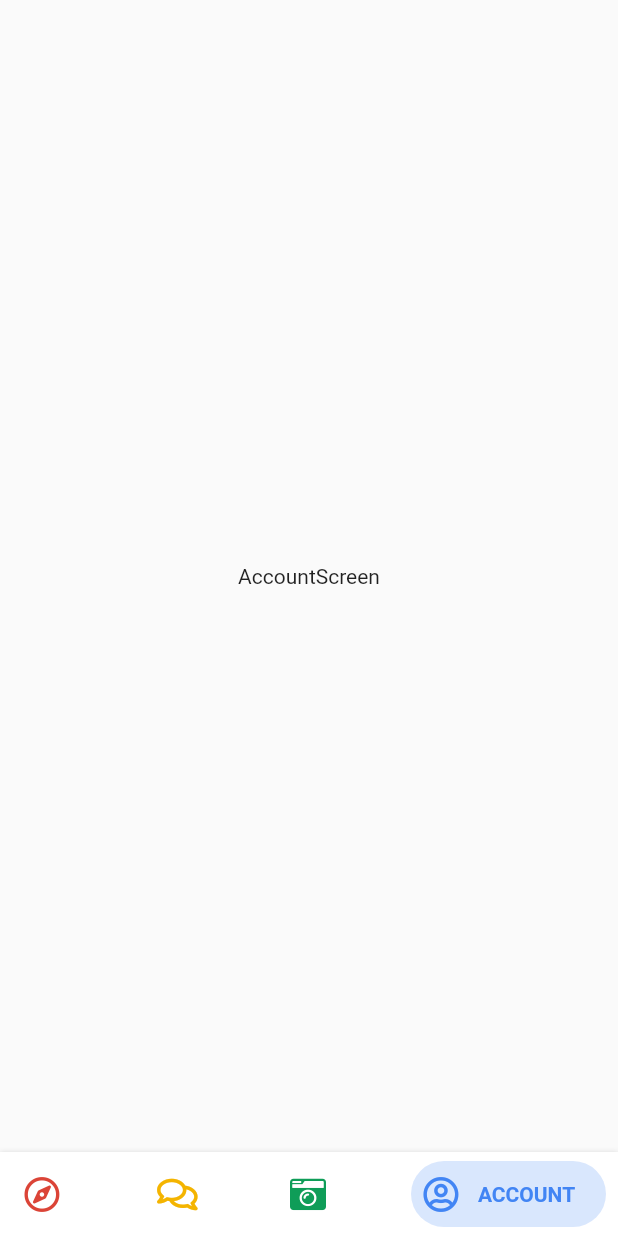
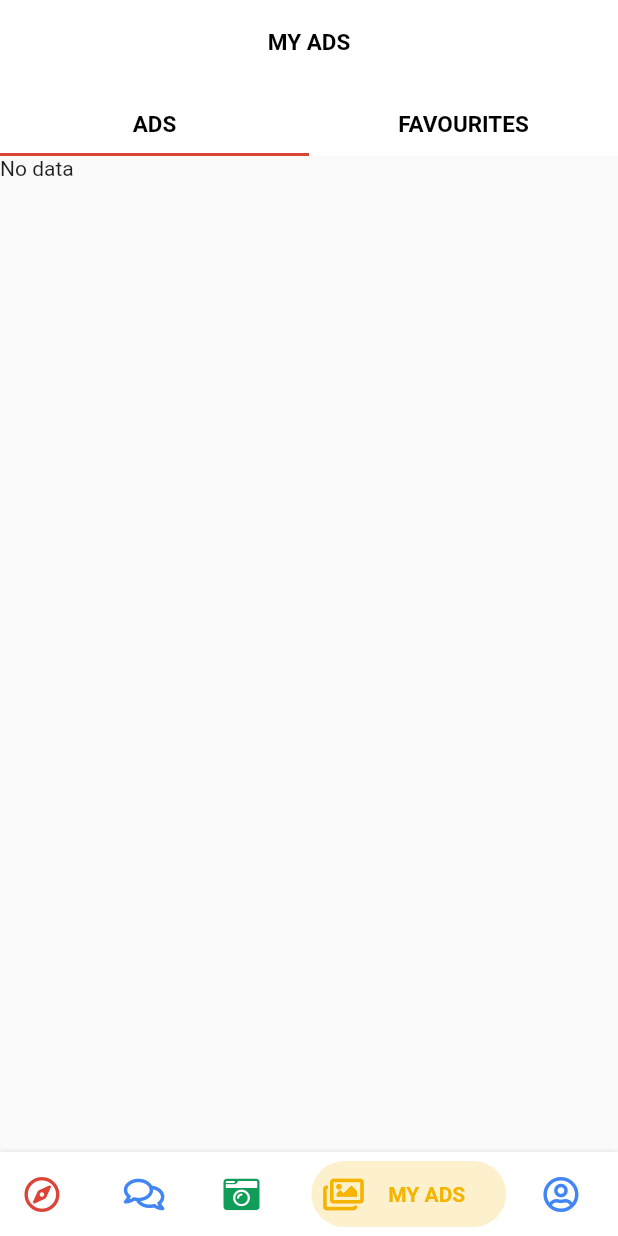
Before and after one commit to DineshRajput21/buyAndsell-Flutter, a Flutter app: the Tabs screen opened by its route, item 4 of the bottom bar chosen, on a phone screen of 412 x 824 dp. Run offline on Flutter 3.47's test engine with Material 2 defaults, Android fonts, the phone set to English and light mode, and no system bars; drawn by our look-alikes of bottom_navy_bar; our stand-ins replace carousel_pro, flutter_slidable, font_awesome_flutter, shimmer; missing offline and left inert: flip_panel.

Commit message:
added app icon and one more tab item

```diff
--- a/lib/screens/bottomTabBar/Tabs.dart
+++ b/lib/screens/bottomTabBar/Tabs.dart
@@ -1,6 +1,7 @@
 import 'package:BuyAndSell/screens/tabScreens/account/Account.dart';
 import 'package:BuyAndSell/screens/tabScreens/chat/Chat.dart';
 import 'package:BuyAndSell/screens/tabScreens/explore/Explore.dart';
+import 'package:BuyAndSell/screens/tabScreens/myAds/MyAds.dart';
 import 'package:BuyAndSell/screens/tabScreens/sell/Sell.dart';
 import 'package:flutter/material.dart';
 import 'package:bottom_navy_bar/bottom_navy_bar.dart';
@@ -26,6 +27,7 @@ class _TabsState extends State<Tabs> {
     SellScreen(
       key: PageStorageKey('Page3'),
     ),
+    MyAdsScreen(key: PageStorageKey('page5')),
     AccountScreen(
       key: PageStorageKey('Page4'),
     ),
@@ -54,12 +56,17 @@ class _TabsState extends State<Tabs> {
               textAlign: TextAlign.center,
               icon: Icon(FontAwesomeIcons.comments),
               title: Text('CHATS'),
-              activeColor: AppColors.YellowDark),
+              activeColor: AppColors.BlueDark),
           BottomNavyBarItem(
               textAlign: TextAlign.center,
               icon: Icon(FontAwesomeIcons.cameraRetro),
               title: Text('SELL'),
               activeColor: AppColors.GreenDark),
+          BottomNavyBarItem(
+              textAlign: TextAlign.center,
+              icon: Icon(FontAwesomeIcons.images),
+              title: Text('MY ADS'),
+              activeColor: AppColors.YellowDark),
           BottomNavyBarItem(
               textAlign: TextAlign.center,
               icon: Icon(FontAwesomeIcons.userCircle),
--- a/lib/screens/tabScreens/chat/Chat.dart
+++ b/lib/screens/tabScreens/chat/Chat.dart
@@ -1,3 +1,4 @@
+import 'package:BuyAndSell/constants/AppColors.dart';
 import 'package:flutter/material.dart';
 import './widgets/Colors.dart' as myColors;
 import './Widgets/ChatListViewItem.dart';
@@ -27,9 +28,6 @@ class _ChatListPageViewState extends State<ChatScreen> {
             headerSliverBuilder:
                 (BuildContext context, bool innerBoxIsScrolled) {
               return <Widget>[
-                SliverOverlapAbsorber(
-                  handle: NestedScrollView.sliverOverlapAbsorberHandleFor(context),
-                  child:
                 SliverSafeArea(
                   top: false,
                   sliver: SliverAppBar(
@@ -46,14 +44,21 @@ class _ChatListPageViewState extends State<ChatScreen> {
                     snap: true,
                     primary: true,
                     forceElevated: innerBoxIsScrolled,
-                    bottom: TabBar(tabs: <Widget>[
+                    bottom: TabBar(
+                        // indicator: UnderlineTabIndicator(
+                        //   borderSide: BorderSide(width: 5.0),
+                        // ),
+                        unselectedLabelColor: Colors.grey,
+                        indicatorColor: AppColors.RedDark,
+                        tabs: <Widget>[
                           Padding(
                             padding: EdgeInsets.only(bottom: 10),
                             child: Text(
                               'BUYING',
                               style: TextStyle(
                                   color: Colors.black,
-                          ),
+                                  fontSize: 17,
+                                  fontWeight: FontWeight.bold),
                             ),
                           ),
                           Padding(
@@ -62,11 +67,11 @@ class _ChatListPageViewState extends State<ChatScreen> {
                               'SELLING',
                               style: TextStyle(
                                   color: Colors.black,
-                          ),
+                                  fontSize: 17,
+                                  fontWeight: FontWeight.bold),
                             ),
                           ),
                         ]),
-                  ),
                   ),
                 ),
               ];
--- a/lib/screens/tabScreens/explore/widgets/LocationBar.dart
+++ b/lib/screens/tabScreens/explore/widgets/LocationBar.dart
@@ -39,15 +39,15 @@ class LocationBar extends StatelessWidget {
               ),
             ],
           ),
-          ClipRRect(
-            borderRadius: BorderRadius.circular(20.0),
-            child: Image.asset(
-              'assets/icons/app_icon.png',
-              fit: BoxFit.fill,
-              height: 40.0,
-              width: 40.0,
-            ),
-          ),
+          // ClipRRect(
+          //   borderRadius: BorderRadius.circular(20.0),
+          //   child: Image.asset(
+          //     'assets/icons/app_icon.png',
+          //     fit: BoxFit.fill,
+          //     height: 40.0,
+          //     width: 40.0,
+          //   ),
+          // ),
         ],
       ),
     );
--- /dev/null
+++ b/lib/screens/tabScreens/myAds/MyAds.dart
@@ -0,0 +1,85 @@
+import 'package:BuyAndSell/constants/AppColors.dart';
+import 'package:BuyAndSell/routes.dart';
+import 'package:flutter/material.dart';
+
+class MyAdsScreen extends StatefulWidget {
+  MyAdsScreen({Key key}) : super(key: key);
+  @override
+  State<StatefulWidget> createState() => _MyAdsScreenState();
+}
+
+class _MyAdsScreenState extends State<MyAdsScreen> {
+  @override
+  void initState() {
+    super.initState();
+  }
+
+  @override
+  Widget build(BuildContext context) {
+    return Material(
+      child: Scaffold(
+        body: DefaultTabController(
+          length: 2,
+          child: NestedScrollView(
+            headerSliverBuilder:
+                (BuildContext context, bool innerBoxIsScrolled) {
+              return <Widget>[
+                SliverSafeArea(
+                  top: false,
+                  sliver: SliverAppBar(
+                    backgroundColor: Colors.white,
+                    centerTitle: true,
+                    title: Text(
+                      'MY ADS',
+                      style: TextStyle(
+                        color: Colors.black,
+                        fontSize: 15,
+                        fontWeight: FontWeight.bold,
+                      ),
+                    ),
+                    floating: true,
+                    pinned: true,
+                    snap: true,
+                    primary: true,
+                    forceElevated: innerBoxIsScrolled,
+                    bottom: TabBar(
+                      indicatorColor: AppColors.RedDark,
+                      // isScrollable: true,
+                      tabs: <Widget>[
+                      Padding(
+                        padding: EdgeInsets.only(bottom: 10),
+                        child: Text(
+                          'ADS',
+                          style: TextStyle(
+                              color: Colors.black,
+                              fontSize: 15,
+                              fontWeight: FontWeight.bold),
+                        ),
+                      ),
+                      Padding(
+                        padding: EdgeInsets.only(bottom: 10),
+                        child: Text(
+                          'FAVOURITES',
+                          style: TextStyle(
+                              color: Colors.black,
+                              fontSize: 15,
+                              fontWeight: FontWeight.bold),
+                        ),
+                      ),
+                    ]),
+                  ),
+                ),
+              ];
+            },
+            body: TabBarView(
+              children: <Widget>[
+                Text('No data'),
+                Text('No data'),
+              ],
+            ),
+          ),
+        ),
+      ),
+    );
+  }
+}
```
Also changed, not shown: 38 other files. Lines whose indentation alone changed are shown as unchanged.
